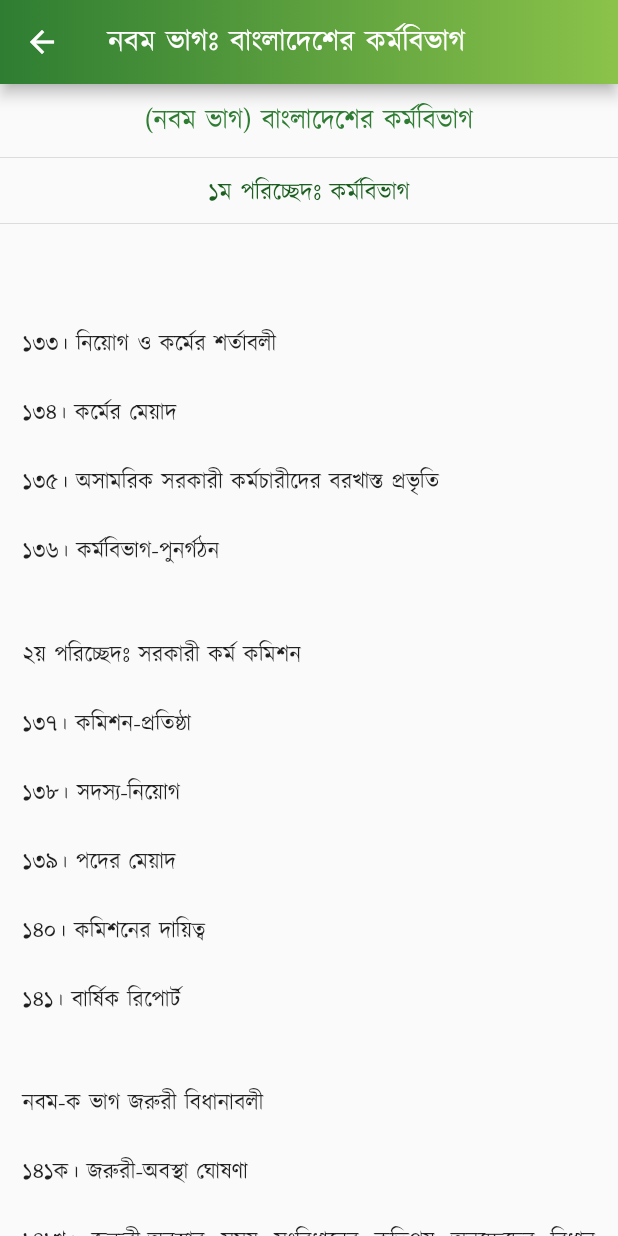
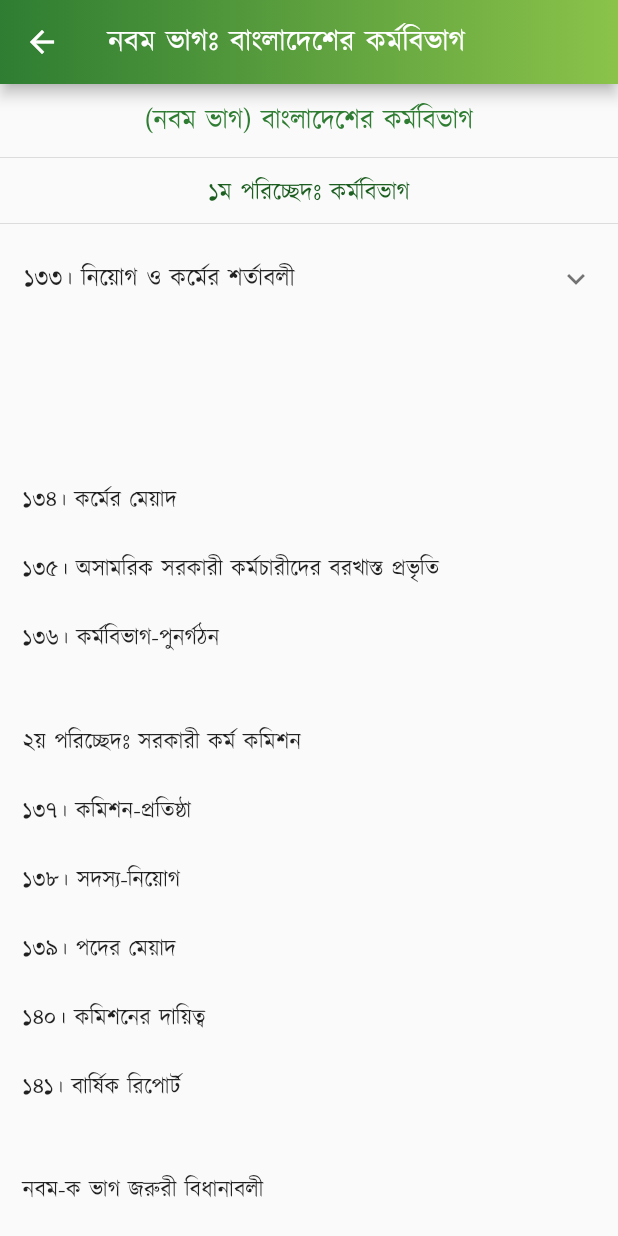
Before and after one commit to Azimul-Haque/flutter-onesignal, a Flutter app: the PartNine screen opened directly, on a phone screen of 412 x 824 dp. Run offline on Flutter 3.47's test engine with Material 2 defaults, Android fonts, the phone set to English and light mode, and no system bars; our stand-ins replace fluttertoast, package_info_plus, percent_indicator, shared_preferences, sqflite; missing offline and left inert: blinking_text, flutter_share, onesignal_flutter, slide_popup_dialog; accounts and stored records are empty; network calls fail.

Commit message:
Commit Sat 04/30/2022  0:08:12.21 320

```diff
--- a/lib/pages/constitution/part9.dart
+++ b/lib/pages/constitution/part9.dart
@@ -42,11 +42,21 @@ class PartNine extends StatelessWidget {
             textAlign: TextAlign.center,
           ),
           Divider(),
+          ExpansionTile(
+            title: Text('১৩৩। নিয়োগ ও কর্মের শর্তাবলী'),
+            children: <Widget>[
+              ListTile(
+                  title: SelectableText(
+                '৯৪। (১) "বাংলাদেশ সুপ্রীম কোর্ট" নামে বাংলাদেশের একটি সর্বোচ্চ আদালত থাকিবে এবং আপীল বিভাগ ও হাইকোর্ট বিভাগ লইয়া তাহা গঠিত হইবে।',
+                textAlign: TextAlign.justify,
+              )),
+            ],
+          ),
           Padding(
             padding: EdgeInsets.all(15),
             child: Column(children: <Widget>[
               Text(
-                " \n\n১৩৩। নিয়োগ ও কর্মের শর্তাবলী \n\n১৩৪। কর্মের মেয়াদ \n\n১৩৫। অসামরিক সরকারী কর্মচারীদের বরখাস্ত প্রভৃতি \n\n১৩৬। কর্মবিভাগ-পুনর্গঠন \n\n\n২য় পরিচ্ছেদঃ সরকারী কর্ম কমিশন \n\n১৩৭। কমিশন-প্রতিষ্ঠা \n\n১৩৮। সদস্য-নিয়োগ \n\n১৩৯। পদের মেয়াদ \n\n১৪০। কমিশনের দায়িত্ব \n\n১৪১। বার্ষিক রিপোর্ট \n\n\nনবম-ক ভাগ জরুরী বিধানাবলী \n\n১৪১ক। জরুরী-অবস্থা ঘোষণা \n\n১৪১খ। জরুরী-অবস্থার সময় সংবিধানের কতিপয় অনুচ্ছেদের বিধান স্থগিতকরণ \n\n১৪১গ। জরুরী-অবস্থার সময় মৌলিক অধিকারসমূহ স্থগিতকরণ",
+                " \n\n \n\n১৩৪। কর্মের মেয়াদ \n\n১৩৫। অসামরিক সরকারী কর্মচারীদের বরখাস্ত প্রভৃতি \n\n১৩৬। কর্মবিভাগ-পুনর্গঠন \n\n\n২য় পরিচ্ছেদঃ সরকারী কর্ম কমিশন \n\n১৩৭। কমিশন-প্রতিষ্ঠা \n\n১৩৮। সদস্য-নিয়োগ \n\n১৩৯। পদের মেয়াদ \n\n১৪০। কমিশনের দায়িত্ব \n\n১৪১। বার্ষিক রিপোর্ট \n\n\nনবম-ক ভাগ জরুরী বিধানাবলী \n\n১৪১ক। জরুরী-অবস্থা ঘোষণা \n\n১৪১খ। জরুরী-অবস্থার সময় সংবিধানের কতিপয় অনুচ্ছেদের বিধান স্থগিতকরণ \n\n১৪১গ। জরুরী-অবস্থার সময় মৌলিক অধিকারসমূহ স্থগিতকরণ",
                 style:
                     TextStyle(color: Colors.black87, fontSize: 15, height: 1.5),
                 textAlign: TextAlign.justify,
```
